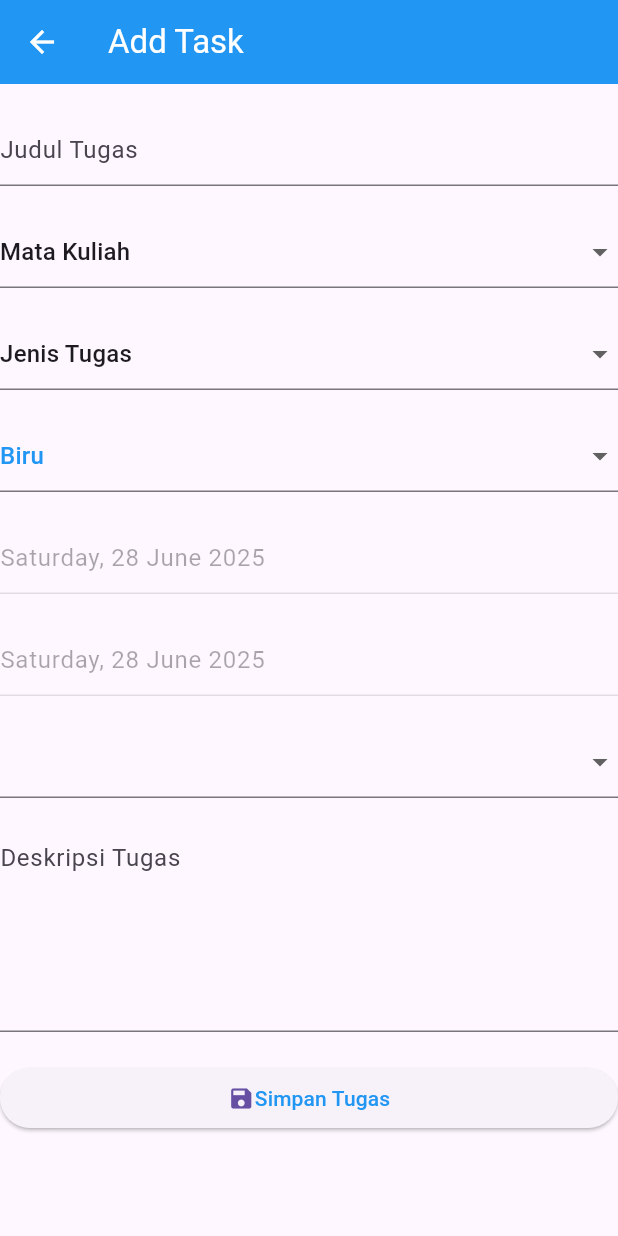
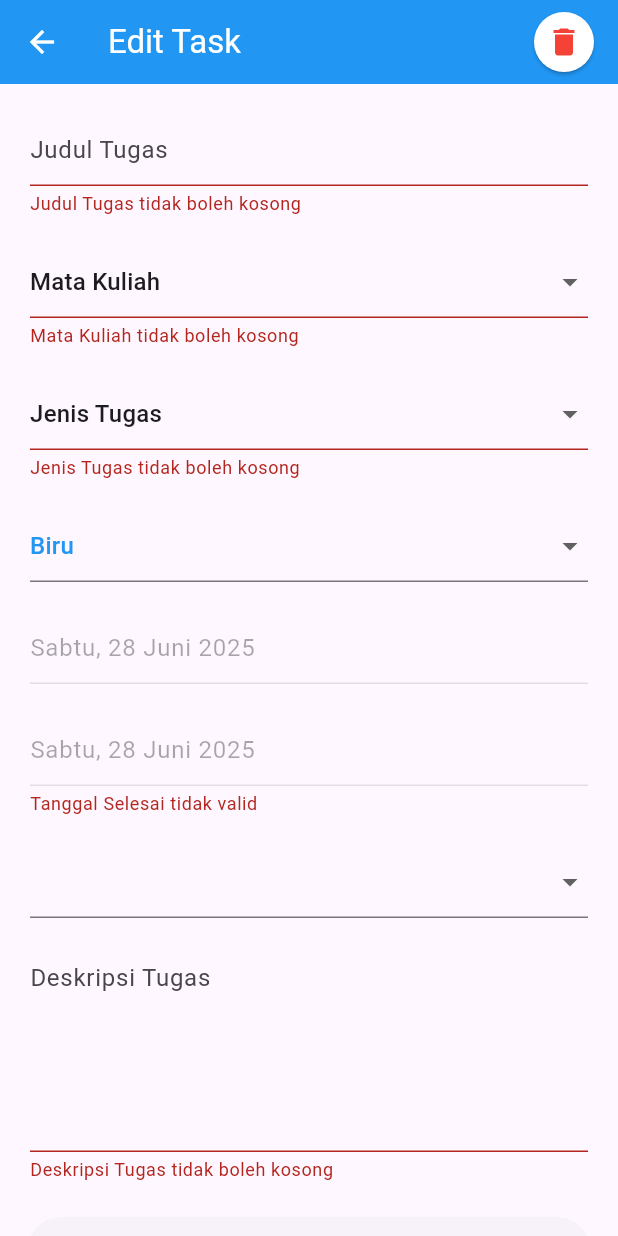
Before and after one commit to elsakhrn/taskyoudo_app, a Flutter app: the EditTask screen opened directly with empty values, after a tap on "Simpan Tugas", on a phone screen of 412 x 824 dp. Run offline on Flutter 3.47's test engine with Material 3 defaults, Android fonts, the phone set to English and light mode, and no system bars; our stand-ins replace dio, flutter_local_notifications, flutter_timezone, syncfusion_flutter_calendar, timezone; network calls fail.

Commit message:
feat: edit and delete

```diff
--- /dev/null
+++ b/app_todolist/devtools_options.yaml
@@ -0,0 +1,3 @@
+description: This file stores settings for Dart & Flutter DevTools.
+documentation: https://docs.flutter.dev/tools/devtools/extensions#configure-extension-enablement-states
+extensions:
--- a/app_todolist/lib/controller/meeting_controller.dart
+++ b/app_todolist/lib/controller/meeting_controller.dart
@@ -67,30 +67,40 @@ class MeetingController {
 
   Future<void> addMeeting(Map<String, dynamic> meeting) async {
     String warna = getStringFromColor(meeting['background']);
-    await dio.post('http://10.0.2.2:8000/api/tasks', data: {
-      'judul_tugas': meeting['eventName'],
-      'tanggal_mulai': meeting['from'].toString(),
-      'tanggal_selesai': meeting ['to'].toString(),
-      'warna': warna,
-      'mata_kuliah': meeting ['mataKuliah'],
-      'jenis_tugas': meeting ['jenisTugas'],
-      'deskripsi_tugas': meeting ['deskripsiTugas'],
-      'pengingat': meeting ['pengingat'],
-    });
+    await dio.post(
+      'http://10.0.2.2:8000/api/tasks',
+      data: {
+        'judul_tugas': meeting['eventName'],
+        'tanggal_mulai': meeting['from'].toString(),
+        'tanggal_selesai': meeting['to'].toString(),
+        'warna': warna,
+        'mata_kuliah': meeting['mataKuliah'],
+        'jenis_tugas': meeting['jenisTugas'],
+        'deskripsi_tugas': meeting['deskripsiTugas'],
+        'pengingat': meeting['pengingat'],
+      },
+    );
   }
 
+  Future<void> editMeeting(int id, Map<String, dynamic> meeting) async {
+    print(meeting);
 
-   Future<void> editMeeting(int id, Map<String, dynamic>data) async {
-    String warna = getStringFromColor(data['background']);
-    await dio.put('http://10.0.2.2:8000/api/tasks/${data['id']}',data: {
-      'judul_tugas': data['eventName'],
-      'tanggal_mulai': data['from'].toString(),
-      'tanggal_selesai': data['to'].toString(),
-      'warna': warna,
-      'mata_kuliah': data['mataKuliah'],
-      'jenis_tugas': data['jenisTugas'],
-      'deskripsi_tugas': data['deskripsiTugas'],
-      'pengingat': data['pengingat'],
-    });
+    await dio.put(
+      'http://10.0.2.2:8000/api/tasks/$id',
+      data: {
+        'judul_tugas': meeting['judul_tugas'],
+        'tanggal_mulai': meeting['tanggal_mulai'].toString(),
+        'tanggal_selesai': meeting['tanggal_selesai'].toString(),
+        'warna': meeting['warna'],
+        'mata_kuliah': meeting['mataKuliah'],
+        'jenis_tugas': meeting['jenis_tugas'],
+        'deskripsi_tugas': meeting['deskripsi_tugas'],
+        'pengingat': meeting['pengingat'],
+      },
+    );
+  }
+
+  Future<void> deleteMeeting(int id) async {
+    await dio.delete('http://10.0.2.2:8000/api/tasks/$id');
   }
 }
--- a/app_todolist/lib/providers/calendar_provider.dart
+++ b/app_todolist/lib/providers/calendar_provider.dart
@@ -1,5 +1,3 @@
-import 'dart:ffi';
-
 import 'package:app_todolist/model/meeting.dart';
 import 'package:flutter/cupertino.dart';
 
@@ -18,8 +16,4 @@ class CalendarProvider with ChangeNotifier {
     _meetingList = meetingListBaru;
     notifyListeners();
   }
-  void tambahMeeting(Meeting meetingBaru){
-    _meetingList.add(meetingBaru);
-    notifyListeners();
-  }
 }
--- a/app_todolist/lib/view/edit_task.dart
+++ b/app_todolist/lib/view/edit_task.dart
@@ -2,6 +2,7 @@ import 'package:app_todolist/controller/meeting_controller.dart';
 import 'package:app_todolist/controller/notification_controller.dart';
 import 'package:app_todolist/model/meeting.dart';
 import 'package:app_todolist/providers/calendar_provider.dart';
+import 'package:app_todolist/view/home_page.dart';
 import 'package:flutter/material.dart';
 import 'package:intl/intl.dart';
 import 'package:provider/provider.dart';
@@ -12,10 +13,19 @@ class EditTask extends StatelessWidget {
 
   @override
   Widget build(BuildContext context) {
-    TextEditingController judulController = TextEditingController(text: meeting.eventName);
-    TextEditingController tglmulaiController = TextEditingController(text: DateFormat('EEEE, dd MMMM yyyy').format(meeting.from));
-    TextEditingController tglselesaiController = TextEditingController(text: DateFormat('EEEE, dd MMMM yyyy').format(meeting.to));
-    TextEditingController deskripsiTugasController = TextEditingController(text: meeting.deskripsiTugas);
+    GlobalKey<FormState> formKey = GlobalKey<FormState>();
+    TextEditingController judulController = TextEditingController(
+      text: meeting.eventName,
+    );
+    TextEditingController tglmulaiController = TextEditingController(
+      text: DateFormat('EEEE, dd MMMM yyyy', 'id_ID').format(meeting.from),
+    );
+    TextEditingController tglselesaiController = TextEditingController(
+      text: DateFormat('EEEE, dd MMMM yyyy', 'id_ID').format(meeting.to),
+    );
+    TextEditingController deskripsiTugasController = TextEditingController(
+      text: meeting.deskripsiTugas,
+    );
     String matakuliah = meeting.mataKuliah;
     String jenistugas = meeting.jenisTugas;
     String warna = MeetingController().getStringFromColor(meeting.background);
@@ -29,18 +39,50 @@ class EditTask extends StatelessWidget {
     return Scaffold(
       appBar: AppBar(
         foregroundColor: Colors.white,
-        title: Text('Add Task'),
+        title: Text('Edit Task'),
         backgroundColor: Colors.blue,
+        actions: [
+          ElevatedButton(
+            onPressed: () async {
+              await MeetingController().deleteMeeting(meeting.id);
+              await NotificationController().cancelNotification(meeting.id);
+              if (!context.mounted) return;
+              Navigator.pushAndRemoveUntil(
+                context,
+                MaterialPageRoute(builder: (context) => HomePage()),
+                (route) => false,
+              );
+            },
+            style: ElevatedButton.styleFrom(
+              backgroundColor: Colors.white,
+              shape: CircleBorder(),
             ),
-      body: ListView(
-        padding: EdgeInsets.symmetric(vertical: 20),
+            child: Icon(Icons.delete, color: Colors.red, size: 24),
+          ),
+        ],
+      ),
+      body: Form(
+        key: formKey,
+        child: ListView(
+          padding: EdgeInsets.all(20),
           children: [
             TextFormField(
+              validator: (value) {
+                if (value == null || value.isEmpty) {
+                  return 'Judul Tugas tidak boleh kosong';
+                }
+                return null;
+              },
               controller: judulController,
               decoration: InputDecoration(hintText: 'Judul Tugas'),
             ),
             SizedBox(height: 20),
             DropdownButtonFormField(
+              validator: (value) {
+                if (value == null || value.isEmpty) {
+                  return 'Mata Kuliah tidak boleh kosong';
+                }
+              },
               value: matakuliah,
               items: [
                 DropdownMenuItem(child: Text('Mata Kuliah'), value: ''),
@@ -67,17 +109,16 @@ class EditTask extends StatelessWidget {
             ),
             SizedBox(height: 20),
             DropdownButtonFormField(
+              validator: (value) {
+                if (value == null || value.isEmpty) {
+                  return 'Jenis Tugas tidak boleh kosong';
+                }
+              },
               value: jenistugas,
               items: [
                 DropdownMenuItem(child: Text('Jenis Tugas'), value: ''),
-              DropdownMenuItem(
-                child: Text('Individu'),
-                value: 'Individu',
-              ),
-              DropdownMenuItem(
-                child: Text('Kelompok'),
-                value: 'Kelompok',
-              ),
+                DropdownMenuItem(child: Text('Individu'), value: 'Individu'),
+                DropdownMenuItem(child: Text('Kelompok'), value: 'Kelompok'),
               ],
               onChanged: (value) {
                 jenistugas = value!;
@@ -85,6 +126,11 @@ class EditTask extends StatelessWidget {
             ),
             SizedBox(height: 20),
             DropdownButtonFormField(
+              validator: (value) {
+                if (value == null || value.isEmpty) {
+                  return 'Warna tidak boleh kosong';
+                }
+              },
               value: warna,
               items: [
                 DropdownMenuItem(child: Text('Warna'), value: ''),
@@ -116,13 +162,20 @@ class EditTask extends StatelessWidget {
                   context: context,
                   firstDate: DateTime(2001),
                   lastDate: DateTime(2030),
+                  locale: Locale('id', 'ID'),
                 );
                 if (selectedDate == null) return;
                 tglmulaiController.text = DateFormat(
                   'EEEE, dd MMMM yyyy',
+                  'id_ID',
                 ).format(selectedDate);
               },
               child: TextFormField(
+                validator: (value) {
+                  if (value == null || value.isEmpty) {
+                    return 'Tanggal Mulai tidak boleh kosong';
+                  }
+                },
                 controller: tglmulaiController,
                 enabled: false,
                 decoration: InputDecoration(hintText: 'Tanggal Mulai:'),
@@ -135,13 +188,32 @@ class EditTask extends StatelessWidget {
                   context: context,
                   firstDate: DateTime(2001),
                   lastDate: DateTime(2030),
+                  locale: Locale('id', 'ID'),
                 );
                 if (selectedDate == null) return;
                 tglselesaiController.text = DateFormat(
                   'EEEE, dd MMMM yyyy',
+                  'id_ID',
                 ).format(selectedDate);
               },
               child: TextFormField(
+                validator: (value) {
+                  if (value == null || value.isEmpty) {
+                    return 'Tanggal Selesai tidak boleh kosong';
+                  } else if (DateFormat('EEEE, dd MMMM yyyy', 'id_ID')
+                      .parse(value)
+                      .isBefore(
+                        DateTime.now().add(
+                          Duration(
+                            days:
+                                pengingat.isNotEmpty ? int.parse(pengingat) : 0,
+                          ),
+                        ),
+                      )) {
+                    return 'Tanggal Selesai tidak valid';
+                  }
+                  return null;
+                },
                 controller: tglselesaiController,
                 enabled: false,
                 decoration: InputDecoration(hintText: 'Tanggal Selesai:'),
@@ -149,6 +221,11 @@ class EditTask extends StatelessWidget {
             ),
             SizedBox(height: 20),
             DropdownButtonFormField(
+              validator: (value) {
+                if (value == null || value.isEmpty) {
+                  return 'Pengingat tidak boleh kosong';
+                }
+              },
               value: pengingat,
               items: [
                 DropdownMenuItem(child: Text('Pengingat'), value: ''),
@@ -171,50 +248,52 @@ class EditTask extends StatelessWidget {
             ),
             SizedBox(height: 20),
             TextFormField(
+              validator: (value) {
+                if (value == null || value.isEmpty) {
+                  return 'Deskripsi Tugas tidak boleh kosong';
+                }
+                return null;
+              },
               maxLines: 5,
               controller: deskripsiTugasController,
-            decoration: InputDecoration(
-              hintText: 'Deskripsi Tugas',
-            ),
+              decoration: InputDecoration(hintText: 'Deskripsi Tugas'),
             ),
             SizedBox(height: 20),
             ElevatedButton(
               onPressed: () async {
-              await MeetingController().editMeeting(
-                meeting.id,
-                {
-                  'eventName': judulController.text,
-                  'from': DateFormat('EEEE, dd MMMM yyyy').parse(tglmulaiController.text),
-                  'to': DateFormat('EEEE, dd MMMM yyyy').parse(tglselesaiController.text),
-                  'background': MeetingController().getColorFromString(warna),
+                if (formKey.currentState!.validate()) {
+                  await MeetingController().editMeeting(meeting.id, {
+                    'judul_tugas': judulController.text,
+                    'tanggal_mulai': DateFormat(
+                      'EEEE, dd MMMM yyyy',
+                      'id_ID',
+                    ).parse(tglmulaiController.text),
+                    'tanggal_selesai': DateFormat(
+                      'EEEE, dd MMMM yyyy',
+                      'id_ID',
+                    ).parse(tglselesaiController.text),
+                    'warna': warna,
                     'mataKuliah': matakuliah,
-                  'jenisTugas': jenistugas,
-                  'deskripsiTugas': deskripsiTugasController.text,
+                    'jenis_tugas': jenistugas,
+                    'deskripsi_tugas': deskripsiTugasController.text,
                     'pengingat': int.tryParse(pengingat) ?? 0,
-                },
+                  });
+                  NotificationController().scheduleNotification(
+                    id: meeting.id,
+                    title: 'Tugasmu Adalah: ${judulController.text}',
+                    body:
+                        'Deadline tinggal $pengingat hari lagi,kerjakan tugas $matakuliah sekarang!',
+                    scheduledTime: DateFormat('EEEE, dd MMMM yyyy', 'id_ID')
+                        .parse(tglselesaiController.text)
+                        .subtract(Duration(days: int.tryParse(pengingat) ?? 0)),
                   );
-
-              // NotificationController().scheduleNotification(
-              //   id: DateTime.now().millisecond,
-              //   title: 'Tugasmu Adalah: ${judulController.text}',
-              //   body: 'Deadline tinggal $pengingat hari lagi,kerjakan tugas $matakuliah sekarang!',
-              //   scheduledTime: DateFormat('EEEE, dd MMMM yyyy').parse(tglselesaiController.text).subtract(
-              //     Duration(days: int.tryParse(pengingat) ?? 0),
-              //   ),
-              // );
-
-              // if (!context.mounted) return;
-              // context.read<CalendarProvider>().tambahMeeting(Meeting(
-              //   eventName: judulController.text,
-              //   from: DateFormat('EEEE, dd MMMM yyyy').parse(tglmulaiController.text),
-              //   to: DateFormat('EEEE, dd MMMM yyyy').parse(tglselesaiController.text),
-              //   background: daftarWarna[warna]!,
-              //   mataKuliah: matakuliah,
-              //   jenisTugas: jenistugas,
-              //   deskripsiTugas: deskripsiTugasController.text,
-              //   pengingat: int.tryParse(pengingat) ?? 0,
-              // ));
-              Navigator.pop(context);
+                  if (!context.mounted) return;
+                  Navigator.pushAndRemoveUntil(
+                    context,
+                    MaterialPageRoute(builder: (context) => HomePage()),
+                    (route) => false,
+                  );
+                }
               },
               child: Row(
                 crossAxisAlignment: CrossAxisAlignment.center,
@@ -227,6 +306,7 @@ class EditTask extends StatelessWidget {
             ),
           ],
         ),
+      ),
     );
   }
 }
--- a/app_todolist/pubspec.yaml
+++ b/app_todolist/pubspec.yaml
@@ -41,6 +41,7 @@ dependencies:
   dio: ^5.8.0+1
   flutter_local_notifications: ^19.2.1
   flutter_timezone: ^4.1.1
+  flutter_localization: ^0.3.3
 
 dev_dependencies:
   flutter_test:
```
Also changed, not shown: app_todolist/lib/controller/notification_controller.dart (+9 -2 lines), app_todolist/lib/main.dart (+9 -3 lines), app_todolist/lib/view/add_task.dart (+77 -18 lines), app_todolist/lib/view/home_page.dart (+8 -4 lines), app_todolist/pubspec.lock, 5 other files. Lines whose indentation alone changed are shown as unchanged.
